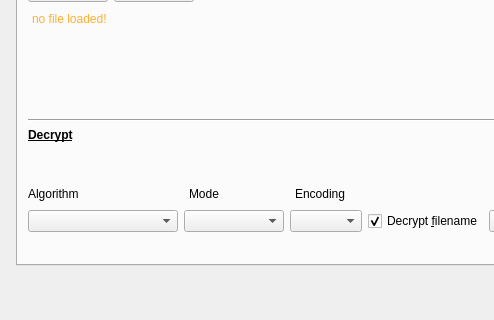
This is mainwindow.ui in redazzalpha/xkrypt as Qt 5 draws it before an edit; both pictures show x 0 to 494 and y 280 to 600 of the 800 by 600 pixel window. The edited form follows.
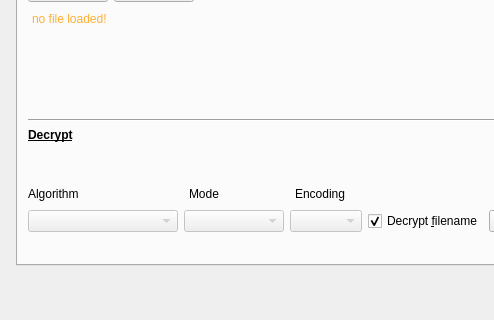
This is the edited form. The open tabs and pages were chosen to show the change. Icons and pictures are not drawn.

Patch:
```diff
--- a/mainwindow.ui
+++ b/mainwindow.ui
@@ -1441,6 +1441,9 @@
           <layout class="QHBoxLayout" name="hlayout_2">
            <item>
             <widget class="QComboBox" name="m_decTabFileAlgs">
+             <property name="enabled">
+              <bool>false</bool>
+             </property>
              <property name="minimumSize">
               <size>
                <width>150</width>
@@ -1451,6 +1454,9 @@
            </item>
            <item>
             <widget class="QComboBox" name="m_decTabFileModes">
+             <property name="enabled">
+              <bool>false</bool>
+             </property>
              <property name="minimumSize">
               <size>
                <width>100</width>
@@ -1460,7 +1466,11 @@
             </widget>
            </item>
            <item>
-            <widget class="QComboBox" name="m_decTabFileEncodings"/>
+            <widget class="QComboBox" name="m_decTabFileEncodings">
+             <property name="enabled">
+              <bool>false</bool>
+             </property>
+            </widget>
            </item>
            <item>
             <widget class="QCheckBox" name="m_decTabFileDecFname">
```
